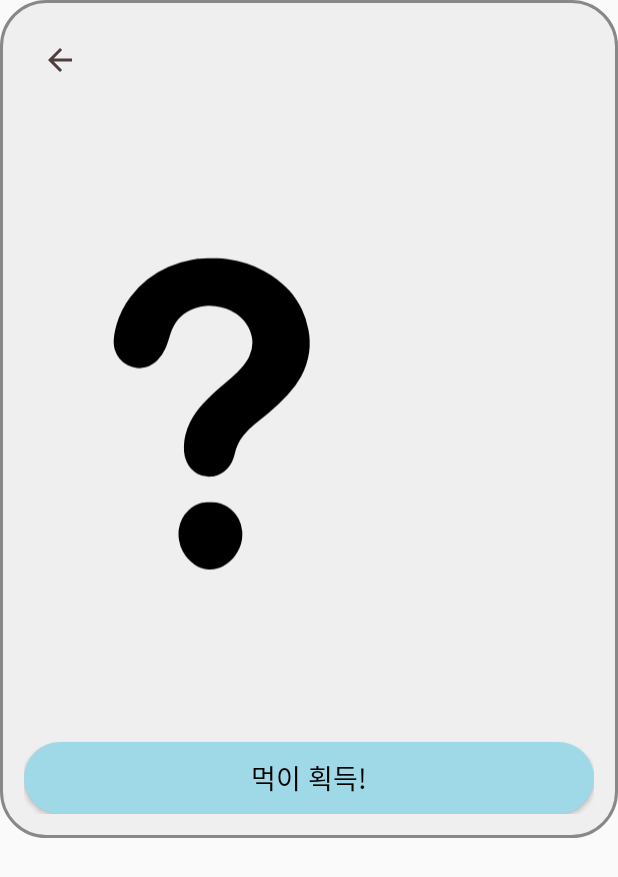
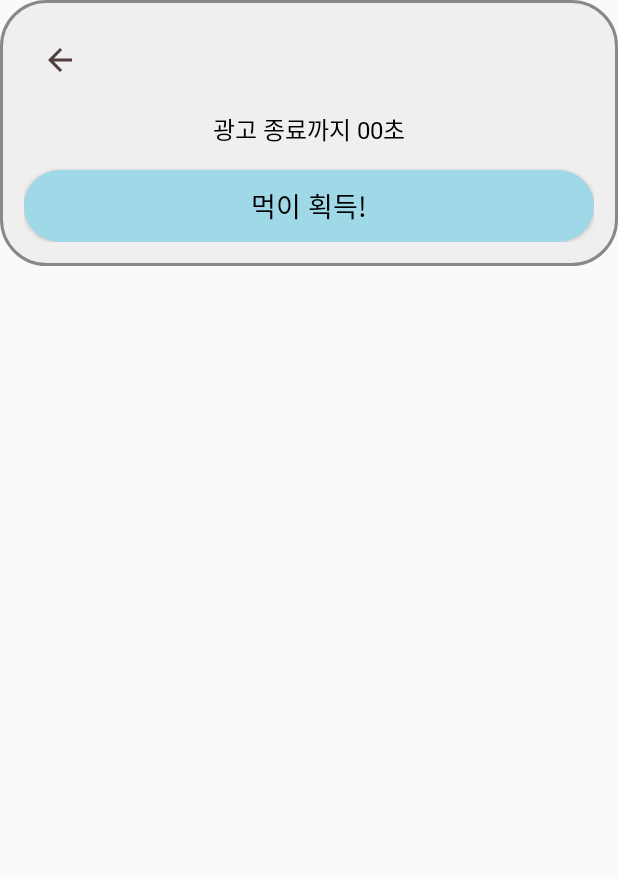
Before and after one commit to kwonbum026/NyamPo, an Android app: the layout dialog_ad.xml on its own in the app's theme, with its tools: preview values and no code run, on a phone screen of 412 x 824 dp. Shown: the top 877 px of the screen. Run offline under Robolectric (Android 15) with nearby library versions, the phone set to English and light mode, and no system bars.

Commit message:
라인이한테 받은거

```diff
--- a/app/src/main/java/com/example/nyampo/ui/WalkDialog.kt
+++ b/app/src/main/java/com/example/nyampo/ui/WalkDialog.kt
@@ -12,7 +12,7 @@ import com.example.nyampo.RunActivity
 import com.example.nyampo.R
 
 object WalkDialog {
-    fun show(context: Context) {
+    fun show(context: Context, userId: String) {
         val dialog = Dialog(context)
         val view = LayoutInflater.from(context).inflate(R.layout.dialog_chose_run, null)
         dialog.setContentView(view)
@@ -31,6 +31,7 @@ object WalkDialog {
 
             val intent = Intent(context, RunActivity::class.java)
             intent.putExtra("mascotIndex", mascotIndex)
+            intent.putExtra("userId", userId)
             context.startActivity(intent)
             dialog.dismiss()
         }
--- a/app/src/main/res/layout/dialog_ad.xml
+++ b/app/src/main/res/layout/dialog_ad.xml
@@ -14,12 +14,18 @@
         android:background="@android:color/transparent"
         app:srcCompat="@drawable/icon_arrow_back" />
 
-    <ImageView
-        android:id="@+id/imageView_ad"
-        android:layout_width="250dp"
-        android:layout_height="400dp"
-        android:layout_marginTop="15dp"
-        app:srcCompat="@drawable/question_mark_icon" />
+    <TextView
+        android:id="@+id/text_ad_timer"
+        android:layout_width="wrap_content"
+        android:layout_height="wrap_content"
+        android:layout_marginTop="10dp"
+        android:text="광고 종료까지 00초"
+        android:fontFamily="@font/cafe24surround"
+        android:textSize="16sp"
+        android:textColor="#000000"
+        android:gravity="center"
+        android:layout_gravity="center_horizontal"
+        />
 
     <Button
         android:id="@+id/button_get_feed"
```
Also changed, not shown: app/src/main/java/com/example/nyampo/MainActivity.kt (+22 -2 lines), app/src/main/java/com/example/nyampo/RunActivity.kt (+40 -21 lines), app/src/main/java/com/example/nyampo/ui/AdDialog.kt (+18 -5 lines).
